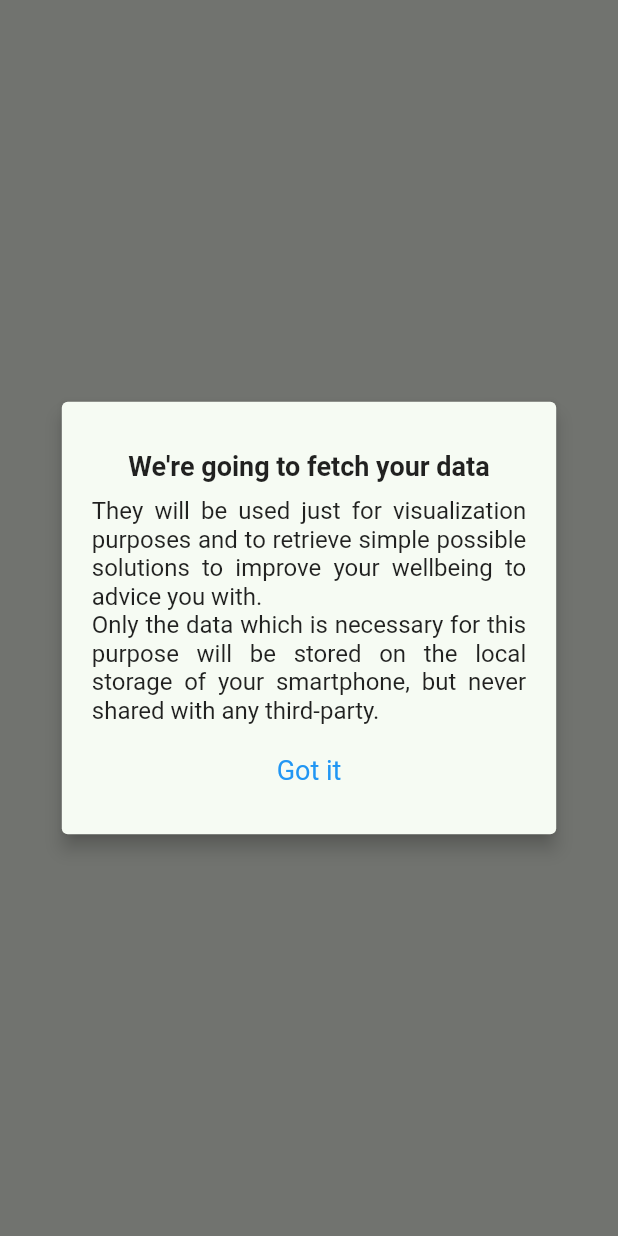
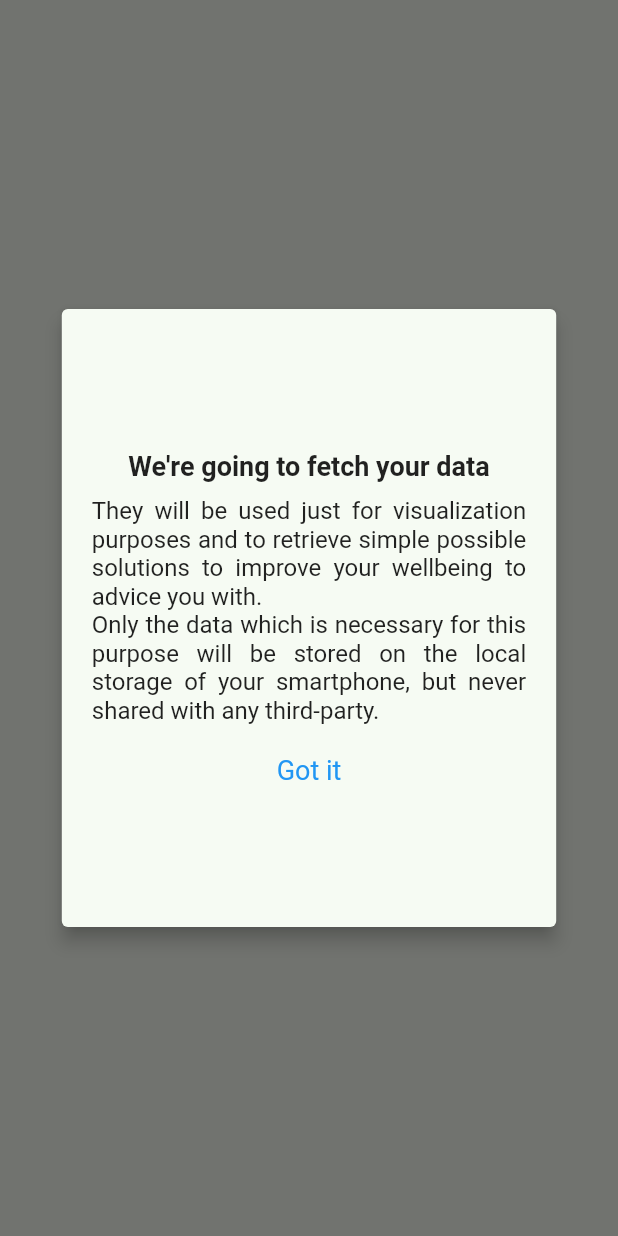
Before and after one commit to marilorena/ProgettoAppBWT, a Flutter app: the AuthorizationPage screen opened by its route, after a tap on "Authorize and fetch", on a phone screen of 412 x 824 dp. Run offline on Flutter 3.47's test engine with Material 2 defaults, Android fonts, the phone set to English and light mode, and no system bars; our stand-ins replace floor, material_design_icons_flutter, pie_chart, shared_preferences, sqflite, syncfusion_flutter_charts; missing offline and left inert: fitbitter, simple_lane_chart; accounts and stored records are empty; generated files the repository leaves out were written again.

Commit message:
[Lorenzo] last modifications

```diff
--- a/our_first_app/lib/screens/authorizationpage.dart
+++ b/our_first_app/lib/screens/authorizationpage.dart
@@ -31,8 +31,11 @@ class AuthorizationPage extends StatelessWidget {
                     elevation: 5,
                     child: Container(
                       padding: const EdgeInsets.all(20),
-                      height: MediaQuery.of(context).size.height*0.35,
-                      width: MediaQuery.of(context).size.width*0.8,
+                      constraints: BoxConstraints(
+                        minHeight: MediaQuery.of(context).size.height*0.35,
+                        maxHeight: MediaQuery.of(context).size.height*0.5,
+                        maxWidth: MediaQuery.of(context).size.width*0.8
+                      ),
                       child: Column(
                         mainAxisAlignment: MainAxisAlignment.center,
                         children: [
--- a/our_first_app/lib/screens/profilepage.dart
+++ b/our_first_app/lib/screens/profilepage.dart
@@ -181,10 +181,12 @@ class ProfilePage extends StatelessWidget{
                                 builder: (context) => Center(
                                   child: Card(
                                     elevation: 5,
-                                    margin: const EdgeInsets.fromLTRB(70, 20, 70, 20),
+                                    margin: const EdgeInsets.fromLTRB(40, 20, 40, 20),
                                     child: Container(
                                       padding: const EdgeInsets.all(20),
-                                      height: MediaQuery.of(context).size.height/3.2,
+                                      constraints: BoxConstraints(
+                                        maxHeight: MediaQuery.of(context).size.height/3.2
+                                      ),
                                       child: Column(
                                         mainAxisAlignment: MainAxisAlignment.center,
                                         children: [
```
